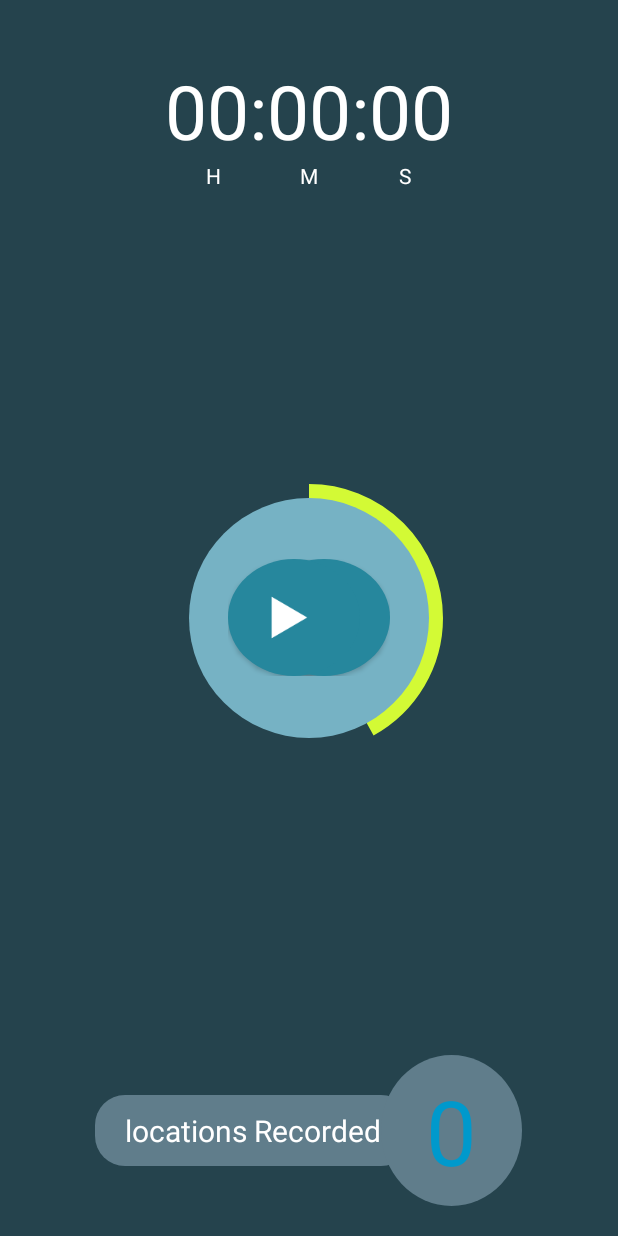
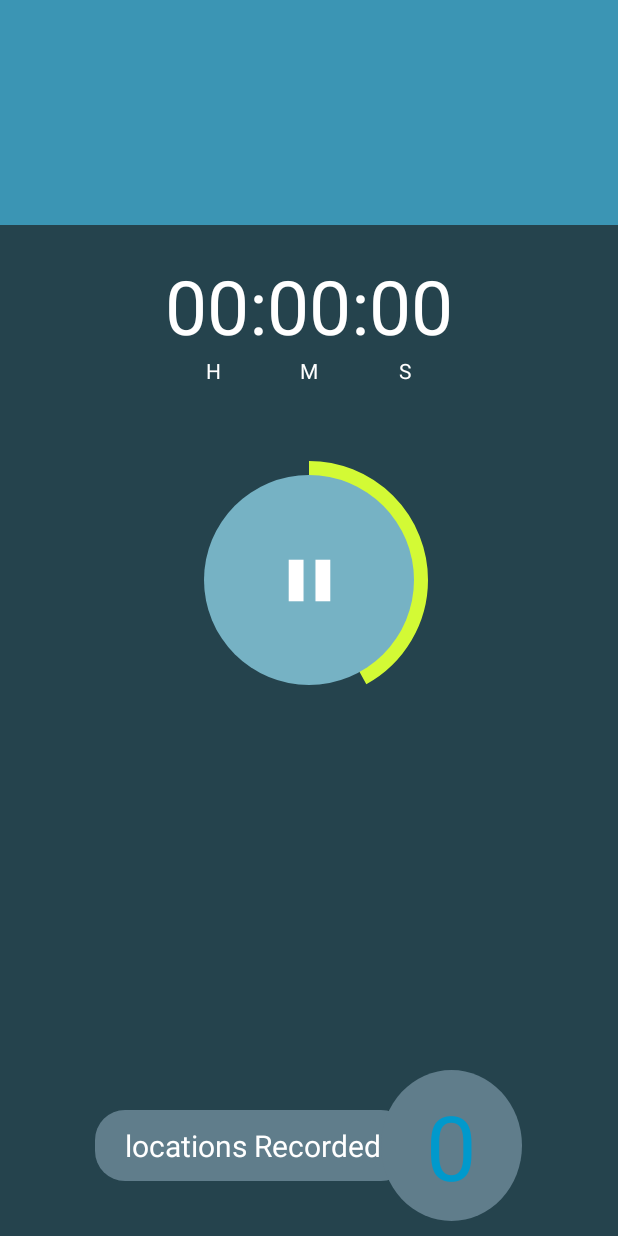
Before and after one commit to andela-cndubisi/checkpoint4, an Android app: the TrackingActivity screen opened directly, with no data from a screen before it, on a phone screen of 412 x 824 dp. Run offline under Robolectric (Android 15) with nearby library versions, the phone set to English and light mode, and no system bars.

Commit message:
clean up

```diff
--- a/app/src/main/res/layout/tracking_fragment.xml
+++ b/app/src/main/res/layout/tracking_fragment.xml
@@ -5,14 +5,18 @@
     android:orientation="vertical"
     android:layout_height="match_parent"
     android:background="@color/blue_background"
-    tools:context="checkpoint.andela.com.productivitytracker.fragments.TrackingFragment">
-
+    tools:context="checkpoint.andela.com.productivitytracker.activities.TrackingActivity">
+    <include
+        android:id="@+id/toolbar"
+        layout="@layout/toolbar" />
     <GridLayout
         xmlns:android="http://schemas.android.com/apk/res/android"
+        android:layout_below="@+id/toolbar"
         android:layout_width="wrap_content"
         android:layout_height="wrap_content"
         android:layout_centerHorizontal="true"
-        android:layout_marginTop="40dp"
+        android:layout_marginTop="20dp"
+        android:id="@+id/timer"
         android:layout_marginBottom="40dp"
         android:columnCount="3"
         android:rowCount="2">
@@ -59,13 +63,14 @@
     <FrameLayout
         android:layout_width="wrap_content"
         android:layout_height="wrap_content"
-        android:layout_centerInParent="true"
+        android:layout_below="@+id/timer"
+        android:layout_centerHorizontal="true"
         android:id="@+id/progress_circle">
 
         <checkpoint.andela.com.productivitytracker.circleprogress.CircleProgressView
             android:id="@+id/circleView"
-            android:layout_width="200dp"
-            android:layout_height="200dp"
+            android:layout_width="180dp"
+            android:layout_height="180dp"
             CircleProgressView:cpv_barColor="#d3fa35"
             CircleProgressView:cpv_barWidth="15dp"
             CircleProgressView:cpv_contourSize="0dp"
@@ -79,8 +84,8 @@
             CircleProgressView:cpv_unitColor="#009688"/>
 
         <ImageButton
-            android:layout_width="160dp"
-            android:layout_height="160dp"
+            android:layout_width="140dp"
+            android:layout_height="140dp"
             android:background="@drawable/pause_button_background"
             android:src="@drawable/pause"
             android:layout_gravity="center"
@@ -90,7 +95,10 @@
     <include
         android:layout_width="wrap_content"
         android:layout_height="wrap_content"
-        android:layout_centerInParent="true"
+        android:id="@+id/action"
+        android:layout_below="@+id/timer"
+        android:layout_centerHorizontal="true"
+        android:visibility="gone"
         layout="@layout/action" />
 
 
@@ -100,7 +108,7 @@
         android:orientation="horizontal"
         android:gravity="center"
         android:layout_alignParentBottom="true"
-        android:layout_marginBottom="20dp"
+        android:layout_marginBottom="10dp"
         >
         <TextView
             android:layout_width="wrap_content"
```
